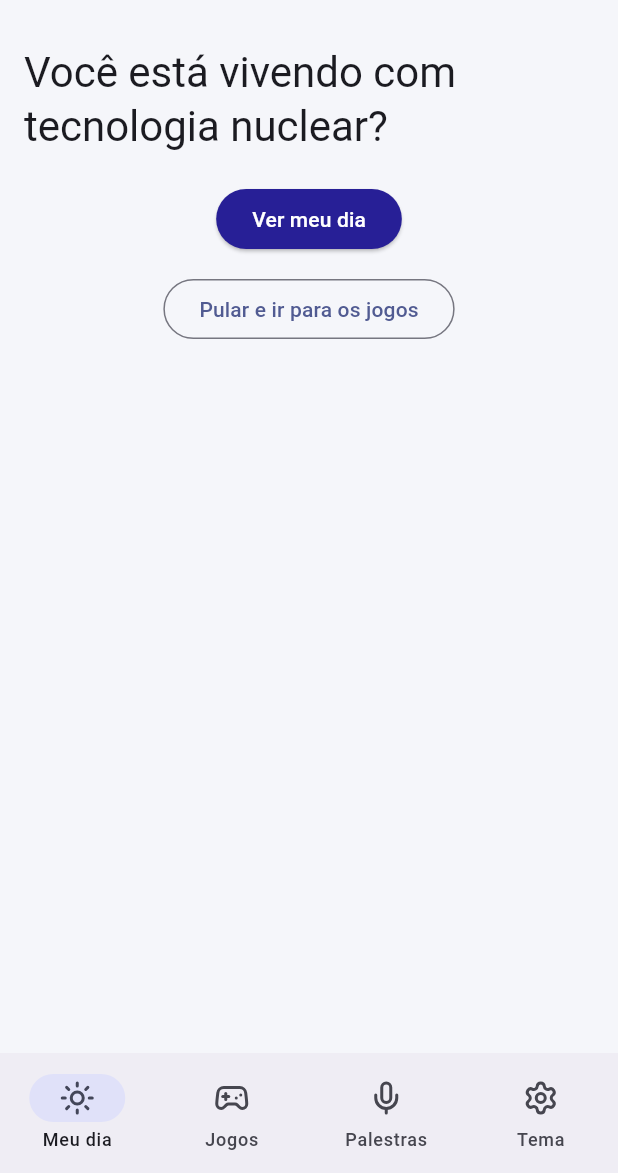
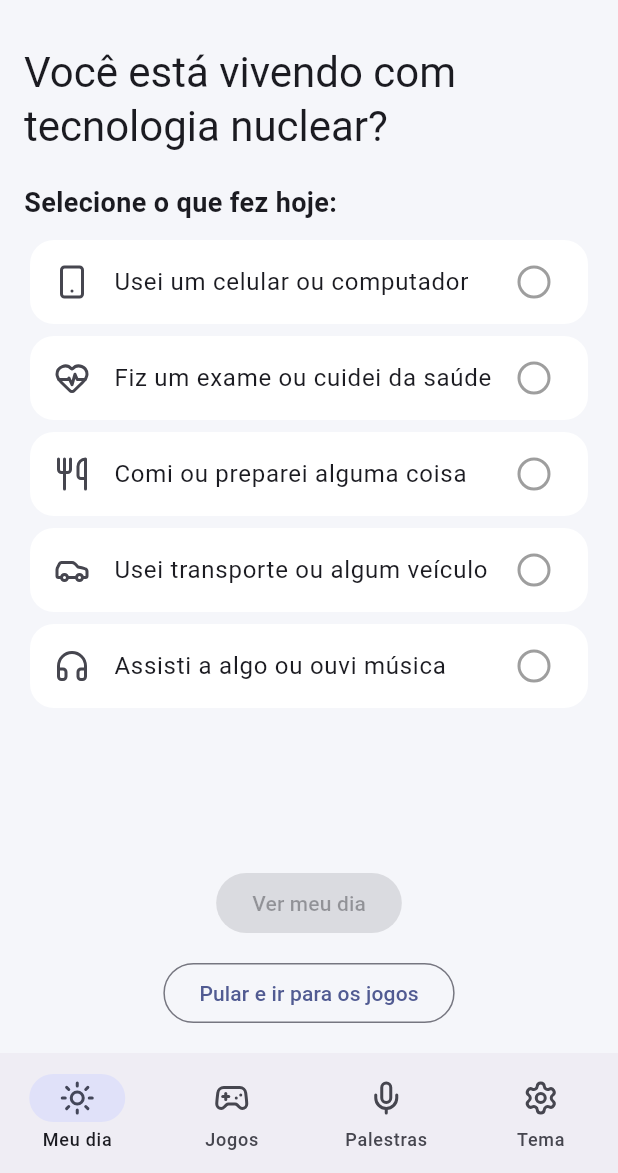
Before and after one commit to pgmoraesdev/MOBILE_CHALLENGE_AMAZUL, a Flutter app: the screen it shows after launch, on a phone screen of 412 x 824 dp, the part 63-1236 px from its top. Run offline on Flutter 3.47's test engine with Material 3 defaults, Android fonts, the phone set to English and light mode, and no system bars; our stand-ins replace lucide_flutter.

Commit message:
feat: add list with selected rule

```diff
--- a/lib/screens/home_screen.dart
+++ b/lib/screens/home_screen.dart
@@ -1,7 +1,49 @@
 import 'package:flutter/material.dart';
 import 'package:lucide_flutter/lucide_flutter.dart';
 
-// componente header
+// CENÁRIOS DO DIA
+class Moment {
+  final int id;
+  final String text;
+  final IconData icon;
+
+//abaixo é um construtor, ele mostra oq é obrigatório(required) ter pra criar um moment e atribui a cada valor (this.)
+  const Moment({
+    required this.id,
+    required this.text,
+    required this.icon,
+  });
+}
+
+const moments = [
+  Moment(
+    id: 1,
+    text: 'Usei um celular ou computador',
+    icon: LucideIcons.smartphone,
+  ),
+  Moment(
+    id: 2,
+    text: 'Fiz um exame ou cuidei da saúde',
+    icon: LucideIcons.heartPulse,
+  ),
+  Moment(
+    id: 3,
+    text: 'Comi ou preparei alguma coisa',
+    icon: LucideIcons.utensils,
+  ),
+  Moment(
+    id: 4,
+    text: 'Usei transporte ou algum veículo',
+    icon: LucideIcons.car,
+  ),
+  Moment(
+    id: 5,
+    text: 'Assisti a algo ou ouvi música',
+    icon: LucideIcons.headphones,
+  ),
+];
+
+// COMPONENTE HEADER
 class Header extends StatelessWidget {
   const Header({super.key});
 
@@ -11,7 +53,7 @@ class Header extends StatelessWidget {
   }
 }
 
-// componente menu navigation
+// COMPONENTE MENU DE NAVEGAÇÃO
 class Menu extends StatelessWidget {
   final int atual;
 
@@ -46,9 +88,30 @@ class Menu extends StatelessWidget {
   }
 }
 
-// TELA DE FATO
-class HomeScreen extends StatelessWidget {
+// TELA MEU DIA
+class HomeScreen extends StatefulWidget {
   const HomeScreen({super.key});
+
+  @override
+  //aq a gente passa qual objeto que vai ta controlando essas mudanças do homescreen, o objeto será a classe _HomeScreenState
+  State<HomeScreen> createState() => _HomeScreenState();
+}
+
+//essa classe vai guardar as infos que podem mudar, nesse caso a seleção da lista
+class _HomeScreenState extends State<HomeScreen> {
+  final List<int> selectedMoments = []; //declarando a lista
+
+  // SELECIONAR OU DESMARCAR UM CENÁRIO
+  void toggleMoment(int id) {
+    setState(() {
+      if (selectedMoments.contains(id)) {
+        selectedMoments.remove(id);
+      } else {
+        selectedMoments.add(id);
+      }
+      //aq dise: se ja tem esse id, remove, se nao tem adiciona
+    });
+  }
 
   @override
   Widget build(BuildContext context) {
@@ -62,31 +125,94 @@ class HomeScreen extends StatelessWidget {
         child: Column(
           crossAxisAlignment: CrossAxisAlignment.start,
           children: [
+            // titulo
             Text(
               'Você está vivendo com tecnologia nuclear?',
               style: Theme.of(context).textTheme.headlineMedium,
             ),
 
-            //botoes de ação
             const SizedBox(height: 20),
+
+            // TÍTULO DA LISTA
+            const Text(
+              'Selecione o que fez hoje:',
+              style: TextStyle(
+                fontSize: 18,
+                fontWeight: FontWeight.bold,
+              ),
+            ),
+
+            const SizedBox(height: 8),
+
+            // LISTA DE CENÁRIOS
+            Expanded( //expande o card pro tamanho da column
+              child: ListView(
+                //pra cada item da lista moment (.map) ele vai fazer o return CARD
+                children: moments.map((moment) {
+                  final isSelected =
+                      selectedMoments.contains(moment.id);
+
+                  return Card(
+                    //se tiver selecionado, o card vai ficar roxinho
+                    color: isSelected ? const Color.fromARGB(40, 39, 31, 150) : null,
+
+                    //organiza as infos dentro do item
+                    child: ListTile(
+                      leading: Icon(
+                        moment.icon,
+                        color: isSelected ? const Color.fromARGB(255,39,31,150,) : null,
+                      ), // aq ta falando que se o item for selecionado o icon vai ficar roxinho, se nao, nao muda de cor
+
+                      title: Text(moment.text),
+
+                      trailing: Icon(
+                        isSelected
+                            ? LucideIcons.circleCheck
+                            : LucideIcons.circle,
+                        color: isSelected ? const Color.fromARGB(255,39,31,150,) : Colors.grey,
+                      ), // se o item for selecionado o check vai ficar roxinho, se nao ele é cinza
+
+                      // ao tocar no cartao ele ativa o togglemoment, o setstate
+                      onTap: () {
+                        toggleMoment(moment.id);
+                      },
+                    ),
+                  );
+                }).toList(), //isso aqui vai listar todos os itens q ele percorreu do moment na tela
+              ),
+            ),
+
+            const SizedBox(height: 20),
+
+            //action buttons
             Center(
               child: Column(
                 children: [
-                    //ver meu dia
                   ElevatedButton(
-                      onPressed: () {},
+                    //aq fala se nao tiver anda selecionado, ele nao vai ta ativo. se sim, tenho q fazer depois a tela q mostr ao resultado
+                    onPressed: selectedMoments.isEmpty ? null : () {
+                            // AÇÃO DE VER MEU DIA - tem q por aq codar isso aq dps
+                            },
+
+
                     style: ElevatedButton.styleFrom(
-                        backgroundColor: const Color.fromARGB(255, 39, 31, 150),
+                      backgroundColor:
+                          const Color.fromARGB(255,39,31,150,),
                       foregroundColor: Colors.white,
                     ),
+
                     child: const Text('Ver meu dia'),
                   ),
 
-                    //ir para  jogos
                   const SizedBox(height: 12),
+
                   OutlinedButton(
-                      onPressed: () {},
-                      child: const Text('Pular e ir para os jogos'),
+                    onPressed: () {
+                      // AÇÃO DE IR PARA OS JOGOS
+                    },
+                    child: const Text(
+                      'Pular e ir para os jogos',
+                    ),
                   ),
                 ],
               ),
```
Lines whose indentation alone changed are shown as unchanged.
